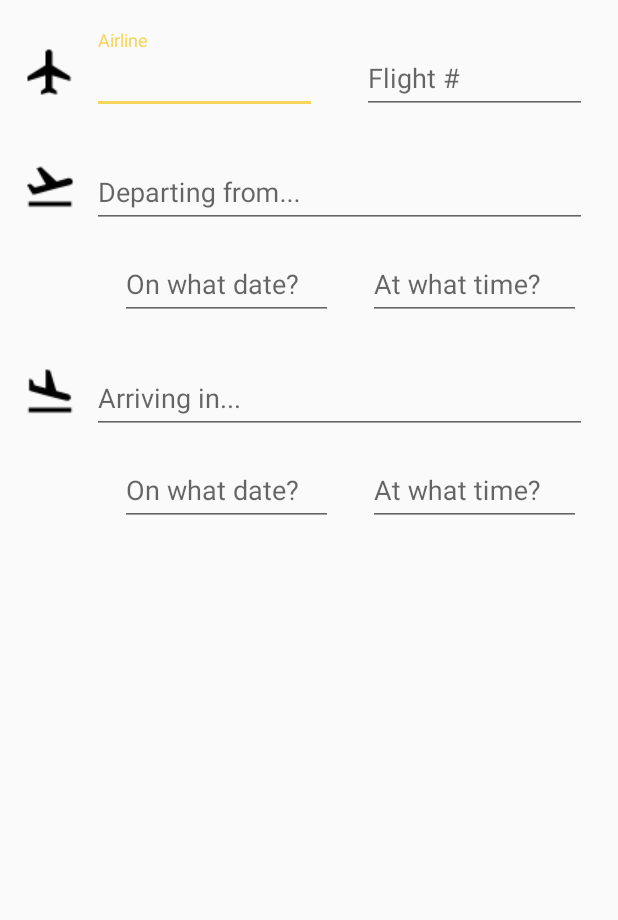
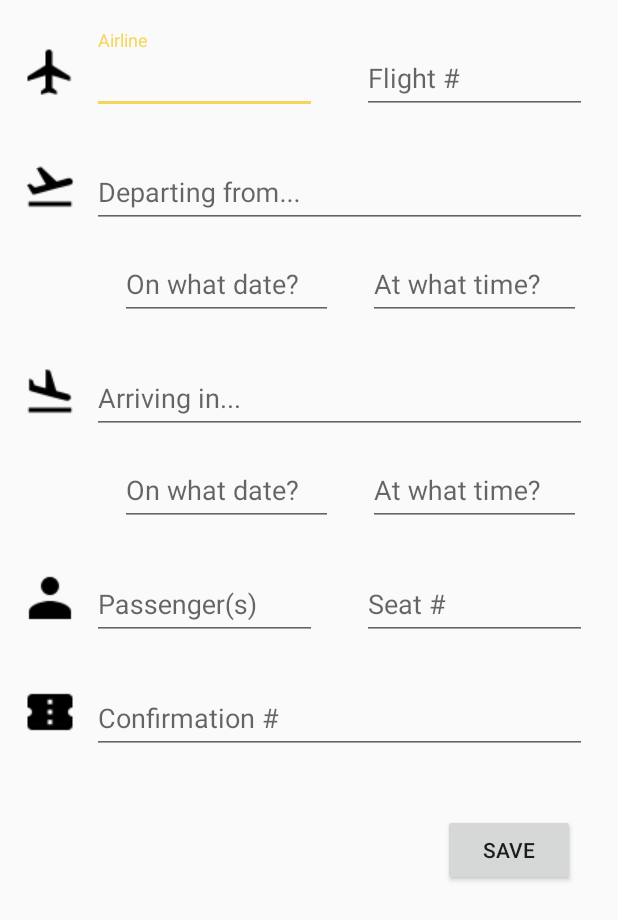
Before and after one commit to nicoledanuwidjaja/cantrip, an Android app: the screen it shows after launch (FakeActivity), on a phone screen of 412 x 824 dp. Shown: the top 920 px of the screen. Run offline under Robolectric (Android 15) with nearby library versions, the phone set to English and light mode, and no system bars.

Commit message:
finished AddFlight Screen Layout

```diff
--- a/app/src/main/res/layout/fragment_add_flight.xml
+++ b/app/src/main/res/layout/fragment_add_flight.xml
@@ -169,5 +169,82 @@
 
     </LinearLayout>
 
+    <LinearLayout
+        android:layout_width="wrap_content"
+        android:layout_height="wrap_content"
+        android:orientation="horizontal">
+        <ImageView
+            android:id="@+id/passengerImage"
+            android:layout_width="wrap_content"
+            android:layout_height="wrap_content"
+            android:src="@drawable/person"
+            android:layout_marginTop="30dp"
+            android:layout_marginLeft="15dp"/>
+
+        <com.google.android.material.textfield.TextInputLayout
+            android:layout_width="150dp"
+            android:layout_height="wrap_content"
+            android:layout_marginLeft="10dp"
+            android:layout_marginTop="20dp"
+            android:hint= "Passenger(s)">
+
+            <com.google.android.material.textfield.TextInputEditText
+                android:id="@+id/passengerText"
+                android:layout_width="match_parent"
+                android:layout_height="wrap_content" />
+
+        </com.google.android.material.textfield.TextInputLayout>
+
+        <com.google.android.material.textfield.TextInputLayout
+            android:layout_width="150dp"
+            android:layout_height="wrap_content"
+            android:layout_marginLeft="30dp"
+            android:layout_marginTop="20dp"
+            android:hint="Seat #">
+
+            <com.google.android.material.textfield.TextInputEditText
+                android:id="@+id/seatText"
+                android:layout_width="match_parent"
+                android:layout_height="wrap_content" />
+
+        </com.google.android.material.textfield.TextInputLayout>
+
+    </LinearLayout>
+
+    <LinearLayout
+        android:layout_width="wrap_content"
+        android:layout_height="wrap_content"
+        android:orientation="horizontal">
+        <ImageView
+            android:id="@+id/ticketImage"
+            android:layout_width="wrap_content"
+            android:layout_height="wrap_content"
+            android:src="@drawable/confirmation_num"
+            android:layout_marginTop="30dp"
+            android:layout_marginLeft="15dp"/>
+
+        <com.google.android.material.textfield.TextInputLayout
+            android:layout_width="330dp"
+            android:layout_height="wrap_content"
+            android:layout_marginLeft="10dp"
+            android:layout_marginTop="20dp"
+            android:hint= "Confirmation #">
+
+            <com.google.android.material.textfield.TextInputEditText
+                android:id="@+id/confirmationNum"
+                android:layout_width="match_parent"
+                android:layout_height="wrap_content" />
+
+        </com.google.android.material.textfield.TextInputLayout>
+
+    </LinearLayout>
+
+    <Button
+        android:id="@+id/saveButton"
+        android:layout_width="wrap_content"
+        android:layout_height="wrap_content"
+        android:layout_marginTop="40dp"
+        android:layout_marginLeft="295dp"
+        android:text="Save"/>
 
 </LinearLayout>
```
Also changed, not shown: app/src/main/res/drawable/confirmation_num.png (added), app/src/main/res/drawable/person.png (added).
